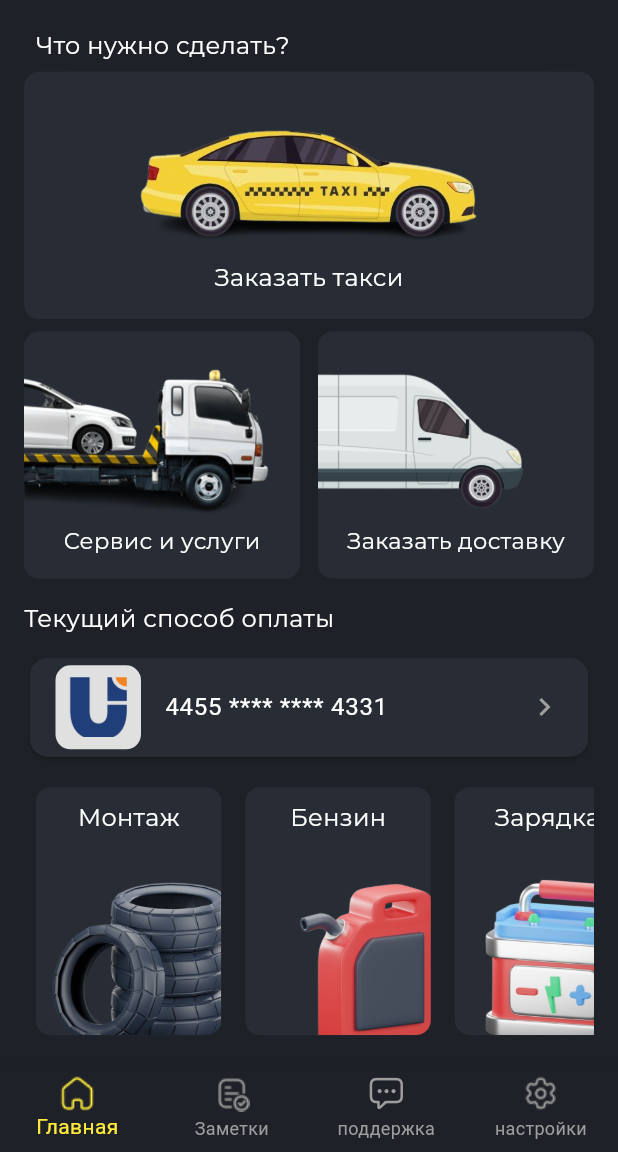
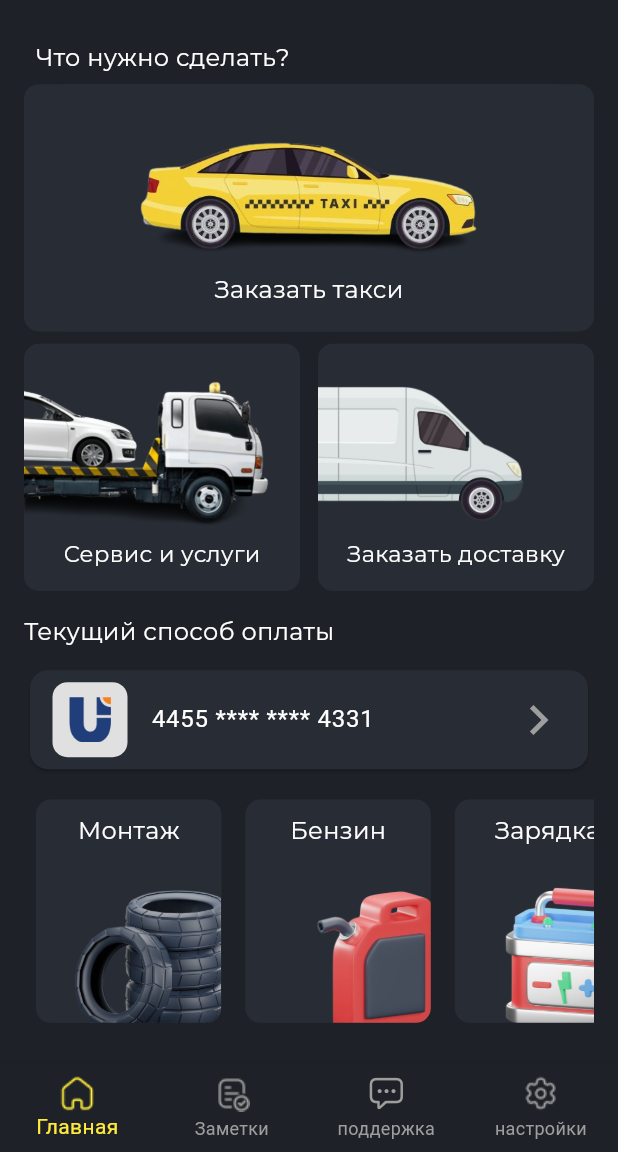
Before and after one commit to Vakhiddev/taxiapp, a Flutter app: the MainScreen screen opened directly, on a phone screen of 412 x 824 dp, the part 84-1236 px from its top. Run offline on Flutter 3.47's test engine with Material 3 defaults, Android fonts, the phone set to English and light mode, and no system bars; our stand-ins replace flutter_svg, google_fonts, image_picker, package_info_plus; project files that could hold a hidden picture were left out.

Commit message:
Fix Drawer and any Component

```diff
--- a/lib/custom_widgets/credit_card.dart
+++ b/lib/custom_widgets/credit_card.dart
@@ -6,15 +6,15 @@
     child: ListTile(
       contentPadding: const EdgeInsets.all(5), // Added padding to ListTile
       leading: Padding(
-        padding: const EdgeInsets.only(left: 12.0),
+        padding: const EdgeInsets.only(left: 10.0),
         child: Container(
-          width: 57,
-          height: 60,
+          width: 50,
+          height: 50,
           decoration: BoxDecoration(
             color: Colors.grey.shade300,
             borderRadius: BorderRadius.circular(10),
           ),
-          padding: const EdgeInsets.all(8), // Added padding to the container
+          padding: const EdgeInsets.all(10), // Added padding to the container
           child: ClipRRect(
             borderRadius: BorderRadius.circular(0), // Adjusted to keep 5px distance from the container border
             child: Image.asset(
@@ -34,7 +34,8 @@
         onPressed: onPressed,
         icon: const Icon(
           Icons.chevron_right,
-          color: Colors.grey, // Kept icon color as grey
+          color: Colors.grey,
+          size: 40,// Kept icon color as grey
         ),
       ),
     ),
--- a/lib/custom_widgets/custom_drawer.dart
+++ b/lib/custom_widgets/custom_drawer.dart
@@ -2,6 +2,7 @@
 
 import 'package:flutter/cupertino.dart';
 import 'package:flutter/material.dart';
+import 'package:flutter/widgets.dart';
 import 'package:image_picker/image_picker.dart';
 import 'package:package_info_plus/package_info_plus.dart';
 import 'package:taxiapp/custom_widgets/text_container.dart';
@@ -11,12 +12,12 @@
     backgroundColor: const Color(0xff1E2127),
     child: Padding(
       padding: const EdgeInsets.symmetric(horizontal: 12.0),
+      child: SafeArea(
         child: Column(
-        crossAxisAlignment: CrossAxisAlignment.center,
+          crossAxisAlignment: CrossAxisAlignment.start,
           mainAxisAlignment: MainAxisAlignment.center,
           children: <Widget>[
-           DrawerHeader(
-            child: Row(
+             Row(
                crossAxisAlignment: CrossAxisAlignment.start,
                children: [
                  InkWell(
@@ -32,6 +33,8 @@
                    mainAxisAlignment: MainAxisAlignment.center,
                    crossAxisAlignment: CrossAxisAlignment.start,
                    children: [
+                     SizedBox(height: 15),
+
                      TextContainer(
                        'Дмитрий',
                        fontWeight: FontWeight.w600,
@@ -48,7 +51,9 @@
                  )
                ],
              ),
-          ),
+
+            const SizedBox(height: 50),
+
             ListTile(
               leading:  ImageIcon(const AssetImage("assets/icons/Location.png"), color: Colors.grey.shade700,),
               title: const TextContainer(
@@ -100,7 +105,10 @@
               },
             ),
             const Spacer(),
-          GestureDetector(
+
+            Padding(
+              padding: const EdgeInsets.only(left: 8.0),
+              child: GestureDetector(
                 onTap: () {},
                 child: const TextContainer(
                   'Выход из аккаунта',
@@ -108,10 +116,19 @@
                   textColor: Colors.yellow,
                 ),
               ),
-          Text("App version ${packageInfo.version}"),
+            ),
+
+            const SizedBox(height: 20),
+
+            Padding(
+              padding: const EdgeInsets.only(left: 8.0),
+              child: TextContainer("Версия ${packageInfo.version}"),
+            ),
+
             const SizedBox(height: 35)
           ],
         ),
       ),
+    ),
   );
 }
--- a/lib/screens copy/home.dart
+++ b/lib/screens copy/home.dart
@@ -32,7 +32,6 @@
                   fontWeight: FontWeight.w400,
                 ),
               ),
-
               customContainer(
                   height: height * 0.2,
                   width: width,
@@ -58,20 +57,24 @@
                 ],
               ),
               SizedBox(height: height * 0.02),
-              TextContainer("Текущий способ оплаты"),
+              const TextContainer("Текущий способ оплаты"),
               SizedBox(height: height * 0.015),
+
               customCard(
                   onPressed: () {},
                   image: "assets/images/uz_card.png",
-                  cardNumber: "4455 **** **** 4331"),
+                  cardNumber: "4455 **** **** 4331",
+              ),
+
+
               SizedBox(height: height * 0.01),
               SizedBox(
-                height: height * 0.22,
+                height: height * 0.20,
                 child: ListView(
                   scrollDirection: Axis.horizontal,
                   children: [
                     serviceButtons(
-                        height: 50,
+                        height: height * 0.3,
                         width: width * 0.3,
                         info: 'Монтаж',
                         image: 'assets/images/shina.png',
```
Lines whose indentation alone changed are shown as unchanged.
